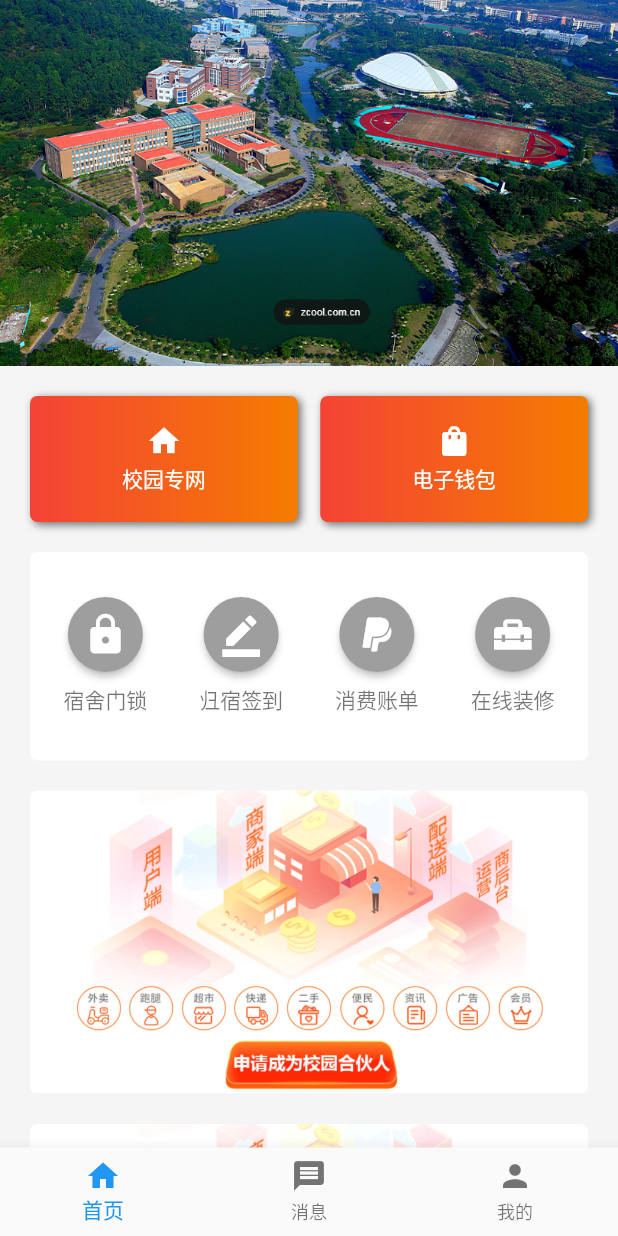
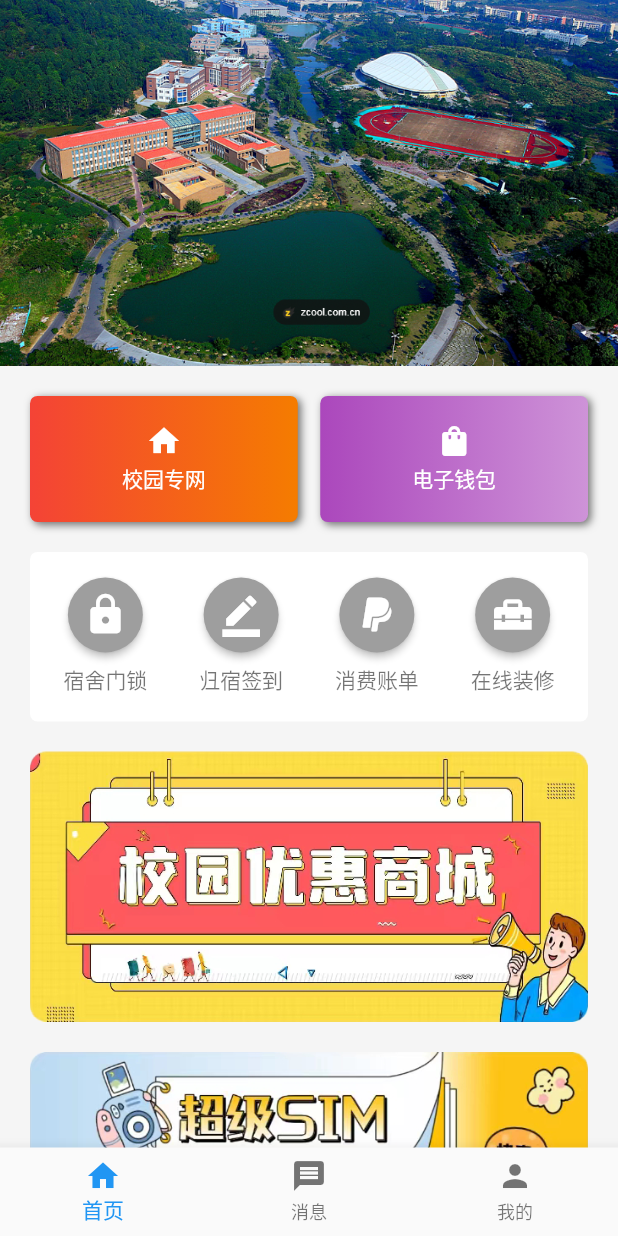
Before and after one commit to 298068845/flutter_vpn, a Flutter app: the screen it shows after launch, on a phone screen of 412 x 824 dp. Run offline on Flutter 3.47's test engine with Material 2 defaults, Android fonts, the phone set to English and light mode, and no system bars; our stand-ins replace fluttertoast, shared_preferences.

Commit message:
Signed-off-by: 张家伦 <298068845@qq.com>

```diff
--- a/lib/main.dart
+++ b/lib/main.dart
@@ -28,6 +28,7 @@ class MyApp extends StatelessWidget {
         model: new UserInfo(),
    child: MaterialApp(
       title: '校园VPN',
+      debugShowCheckedModeBanner: false,
       theme: ThemeData(
         primarySwatch: Colors.blue,
       ),
--- a/lib/page_home.dart
+++ b/lib/page_home.dart
@@ -108,7 +108,7 @@ class _Page1 extends State<Page1> {
                                 child: DecoratedBox(
                                     decoration: BoxDecoration(
                                         gradient: LinearGradient(
-                                            colors: [Colors.red, Colors.orange.shade700]),
+                                            colors: [Colors.purple.shade400, Colors.purple.shade200]),
                                         //背景渐变
                                         borderRadius: BorderRadius.circular(5.0),
                                         //3像素圆角
@@ -156,7 +156,7 @@ class _Page1 extends State<Page1> {
                                 ),
                                 child: Padding(
                                   padding:
-                                  const EdgeInsets.symmetric(horizontal: 5, vertical: 30.0),
+                                  const EdgeInsets.symmetric(horizontal: 5, vertical: 17.0),
                                   child: Row(children: <Widget>[
                                     CycleButton(
                                         iconData: Icons.lock,
@@ -185,7 +185,7 @@ class _Page1 extends State<Page1> {
                       GestureDetector(
                           child: ClipRRect(
                             borderRadius: BorderRadius.circular(5),
-                            child: Image.asset("images/bg.png"),
+                            child: Image.asset("images/shopbg.png"),
                           ),
                           onTap: () => otherIntent(context,"other")),
                       const SizedBox(
@@ -194,7 +194,7 @@ class _Page1 extends State<Page1> {
                       GestureDetector(
                           child: ClipRRect(
                             borderRadius: BorderRadius.circular(5),
-                            child: Image.asset("images/bg.png"),
+                            child: Image.asset("images/simbg.png"),
                           ),
                           onTap: () => otherIntent(context,"other"))
                     ],
--- a/pubspec.yaml
+++ b/pubspec.yaml
@@ -65,6 +65,8 @@ flutter:
   assets:
      - images/bg.png
      - images/login.png
+     - images/shopbg.png
+     - images/simbg.png
   #   - images/a_dot_ham.jpeg
 
   # An image asset can refer to one or more resolution-specific "variants", see
```
Also changed, not shown: images/shopbg.png (added), images/simbg.png (added).
